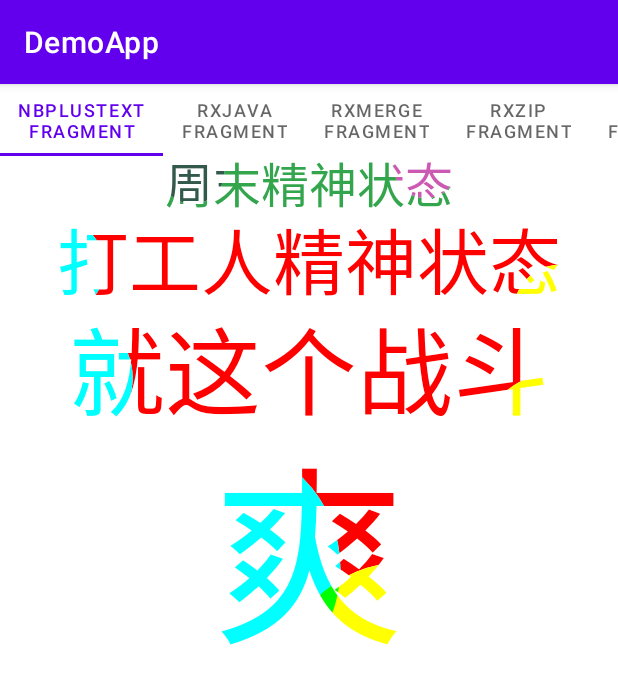
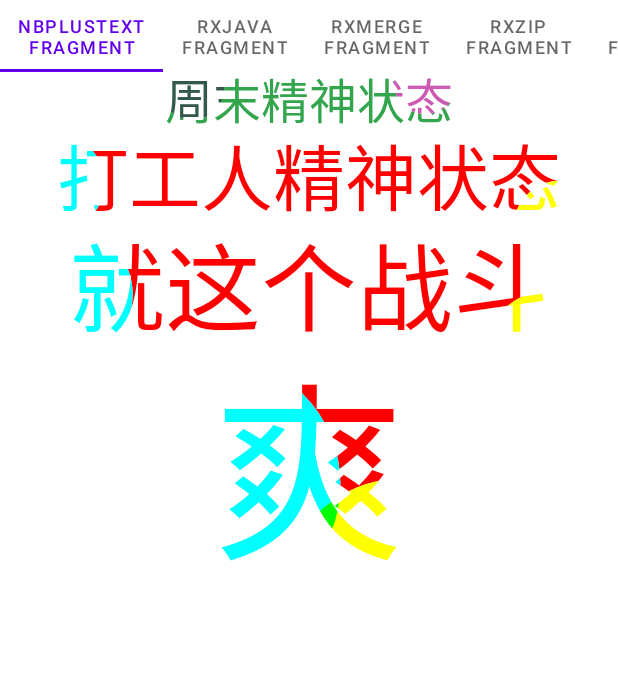
Before and after one commit to jingtianer/android_demo, an Android app: the screen it shows after launch (MainActivity), on a phone screen of 412 x 824 dp. Shown: the top 684 px of the screen. Run offline under Robolectric (Android 15) with nearby library versions, the phone set to English and light mode, and no system bars; our stand-ins replace RxJava.

Commit message:
不要actionBar

```diff
--- a/app/src/main/res/values/themes.xml
+++ b/app/src/main/res/values/themes.xml
@@ -1,6 +1,6 @@
 <resources xmlns:tools="http://schemas.android.com/tools">
     <!-- Base application theme. -->
-    <style name="Theme.DemoApp" parent="Theme.MaterialComponents.DayNight.DarkActionBar">
+    <style name="Theme.DemoApp" parent="Theme.MaterialComponents.DayNight.NoActionBar">
         <!-- Primary brand color. -->
         <item name="colorPrimary">@color/purple_500</item>
         <item name="colorPrimaryVariant">@color/purple_700</item>
```
